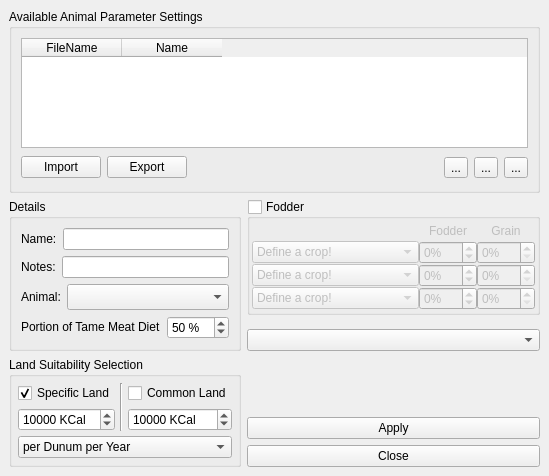
Qt form src/ui/laanimalparametermanagerbase.ui (arkygeek/landuseanalyst) before a commit.
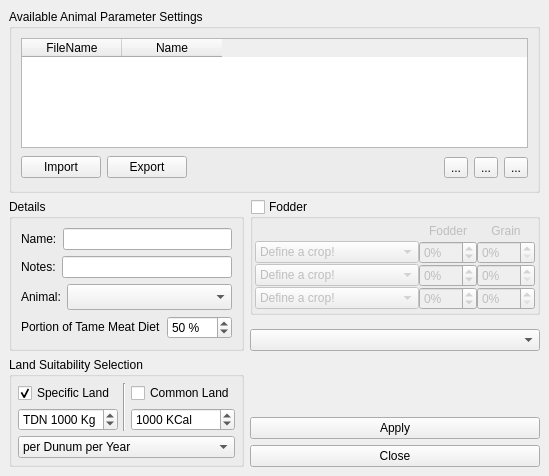
The same form after that commit. Icons and pictures are not drawn.

Diff of the .ui file:
```diff
--- a/src/ui/laanimalparametermanagerbase.ui
+++ b/src/ui/laanimalparametermanagerbase.ui
@@ -147,16 +147,22 @@
 &lt;p style=" margin-top:0px; margin-bottom:0px; margin-left:0px; margin-right:0px; -qt-block-indent:0; text-indent:0px;">Note that this setting is the number of KCalories per land area unit available for grazing animals &lt;span style=" font-weight:600;">per year&lt;/span>.  This value applies to only the land selected in the unique raster mask file created for this animal.&lt;/p>&lt;/body>&lt;/html></string>
         </property>
         <property name="suffix" >
-         <string> KCal</string>
+         <string> Kg</string>
+        </property>
+        <property name="prefix" >
+         <string>TDN </string>
         </property>
         <property name="maximum" >
-         <number>99999999</number>
+         <number>5000</number>
+        </property>
+        <property name="minimum" >
+         <number>1</number>
         </property>
         <property name="singleStep" >
          <number>100</number>
         </property>
         <property name="value" >
-         <number>10000</number>
+         <number>1000</number>
         </property>
        </widget>
       </item>
@@ -194,13 +200,13 @@
          <string> KCal</string>
         </property>
         <property name="maximum" >
-         <number>9999999</number>
+         <number>5000</number>
         </property>
         <property name="singleStep" >
          <number>100</number>
         </property>
         <property name="value" >
-         <number>10000</number>
+         <number>1000</number>
         </property>
        </widget>
       </item>
```
Left out of the diff: 16 changed lines with no effect on the pictures.
